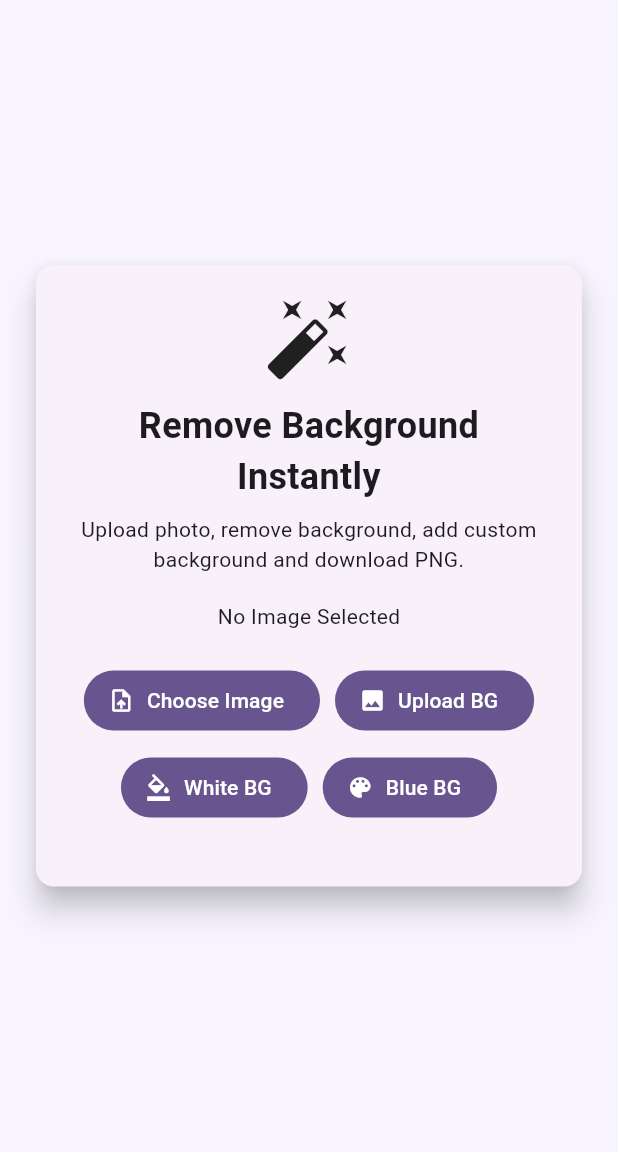
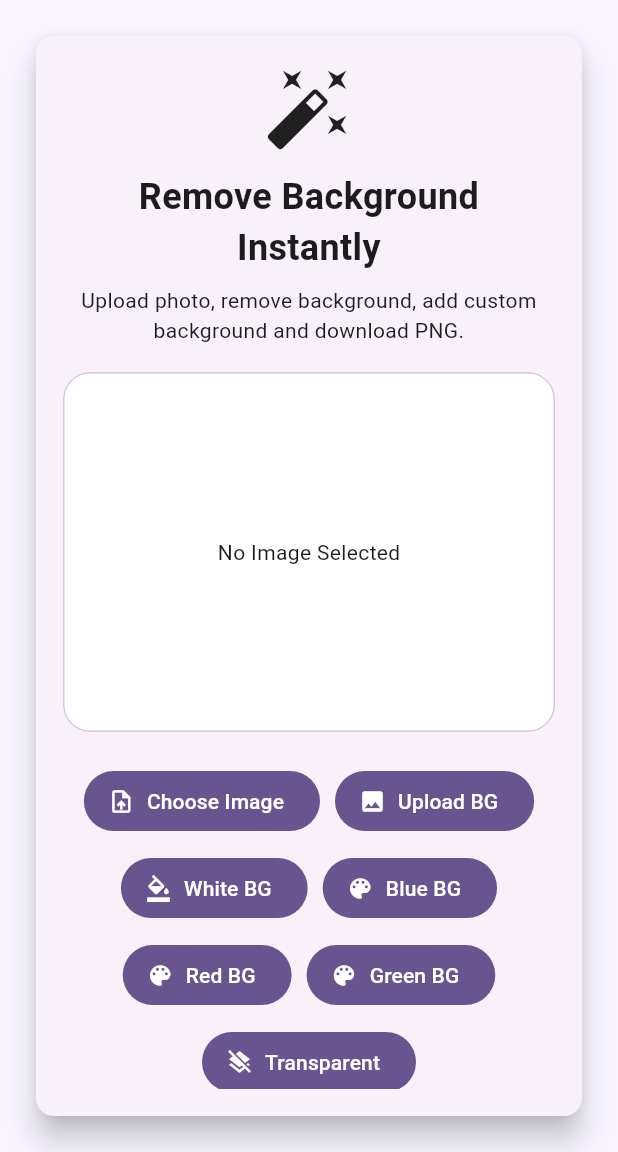
Before and after one commit to amiransari81463-lab/bg-remover-pro, a Flutter app: the screen it shows after launch, after a tap on "White BG", on a phone screen of 412 x 824 dp, the part 84-1236 px from its top. Run offline on Flutter 3.47's test engine with Material 3 defaults, Android fonts, the phone set to English and light mode, and no system bars; our stand-ins replace image_picker; missing offline and left inert: dart:html.

Commit message:
Add red green transparent backgrounds

```diff
--- a/lib/main.dart
+++ b/lib/main.dart
@@ -24,6 +24,7 @@ class BGRemoverPro extends StatelessWidget {
 
 class HomeScreen extends StatefulWidget {
   const HomeScreen({super.key});
+
   @override
   State<HomeScreen> createState() => _HomeScreenState();
 }
@@ -34,11 +35,14 @@ class _HomeScreenState extends State<HomeScreen> {
   XFile? selectedImage;
   XFile? backgroundImage;
   Uint8List? removedImageBytes;
+
   Color selectedColor = Colors.white;
+  bool isTransparent = false;
   bool isLoading = false;
 
   Future<void> pickImage() async {
     final image = await _picker.pickImage(source: ImageSource.gallery);
+
     if (image != null) {
       setState(() {
         selectedImage = image;
@@ -49,13 +53,33 @@ class _HomeScreenState extends State<HomeScreen> {
 
   Future<void> pickBackgroundImage() async {
     final image = await _picker.pickImage(source: ImageSource.gallery);
+
     if (image != null) {
-      setState(() => backgroundImage = image);
+      setState(() {
+        backgroundImage = image;
+        isTransparent = false;
+      });
     }
+  }
+
+  void setBgColor(Color color) {
+    setState(() {
+      selectedColor = color;
+      backgroundImage = null;
+      isTransparent = false;
+    });
+  }
+
+  void setTransparentBg() {
+    setState(() {
+      backgroundImage = null;
+      isTransparent = true;
+    });
   }
 
   Future<void> removeBackground() async {
     if (selectedImage == null) return;
+
     setState(() => isLoading = true);
 
     try {
@@ -65,6 +89,7 @@ class _HomeScreenState extends State<HomeScreen> {
       );
 
       final imageBytes = await selectedImage!.readAsBytes();
+
       request.files.add(
         http.MultipartFile.fromBytes(
           "image",
@@ -109,8 +134,9 @@ class _HomeScreenState extends State<HomeScreen> {
         height: 360,
         width: 360,
         decoration: BoxDecoration(
-          color: selectedColor,
+          color: isTransparent ? Colors.transparent : selectedColor,
           borderRadius: BorderRadius.circular(18),
+          border: Border.all(color: Colors.deepPurple.shade100),
           image: backgroundImage == null
               ? null
               : DecorationImage(
@@ -134,14 +160,27 @@ class _HomeScreenState extends State<HomeScreen> {
       );
     }
 
-    return const Text("No Image Selected");
+    return Container(
+      height: 240,
+      width: 340,
+      alignment: Alignment.center,
+      decoration: BoxDecoration(
+        color: Colors.white,
+        borderRadius: BorderRadius.circular(18),
+        border: Border.all(color: Colors.deepPurple.shade100),
+      ),
+      child: const Text("No Image Selected"),
+    );
   }
 
   @override
   Widget build(BuildContext context) {
     return Scaffold(
       backgroundColor: const Color(0xfff7f4ff),
-      appBar: AppBar(title: const Text("BG Remover Pro"), centerTitle: true),
+      appBar: AppBar(
+        title: const Text("BG Remover Pro"),
+        centerTitle: true,
+      ),
       body: Center(
         child: Card(
           elevation: 8,
@@ -189,18 +228,29 @@ class _HomeScreenState extends State<HomeScreen> {
                         label: const Text("Upload BG"),
                       ),
                       FilledButton.icon(
-                        onPressed: () {
-                          setState(() => selectedColor = Colors.white);
-                        },
+                        onPressed: () => setBgColor(Colors.white),
                         icon: const Icon(Icons.format_color_fill),
                         label: const Text("White BG"),
                       ),
                       FilledButton.icon(
-                        onPressed: () {
-                          setState(() => selectedColor = Colors.lightBlue);
-                        },
+                        onPressed: () => setBgColor(Colors.lightBlue),
                         icon: const Icon(Icons.color_lens),
                         label: const Text("Blue BG"),
+                      ),
+                      FilledButton.icon(
+                        onPressed: () => setBgColor(Colors.red),
+                        icon: const Icon(Icons.color_lens),
+                        label: const Text("Red BG"),
+                      ),
+                      FilledButton.icon(
+                        onPressed: () => setBgColor(Colors.green),
+                        icon: const Icon(Icons.color_lens),
+                        label: const Text("Green BG"),
+                      ),
+                      FilledButton.icon(
+                        onPressed: setTransparentBg,
+                        icon: const Icon(Icons.layers_clear),
+                        label: const Text("Transparent"),
                       ),
                     ],
                   ),
```
Also changed, not shown: 3 other files.
